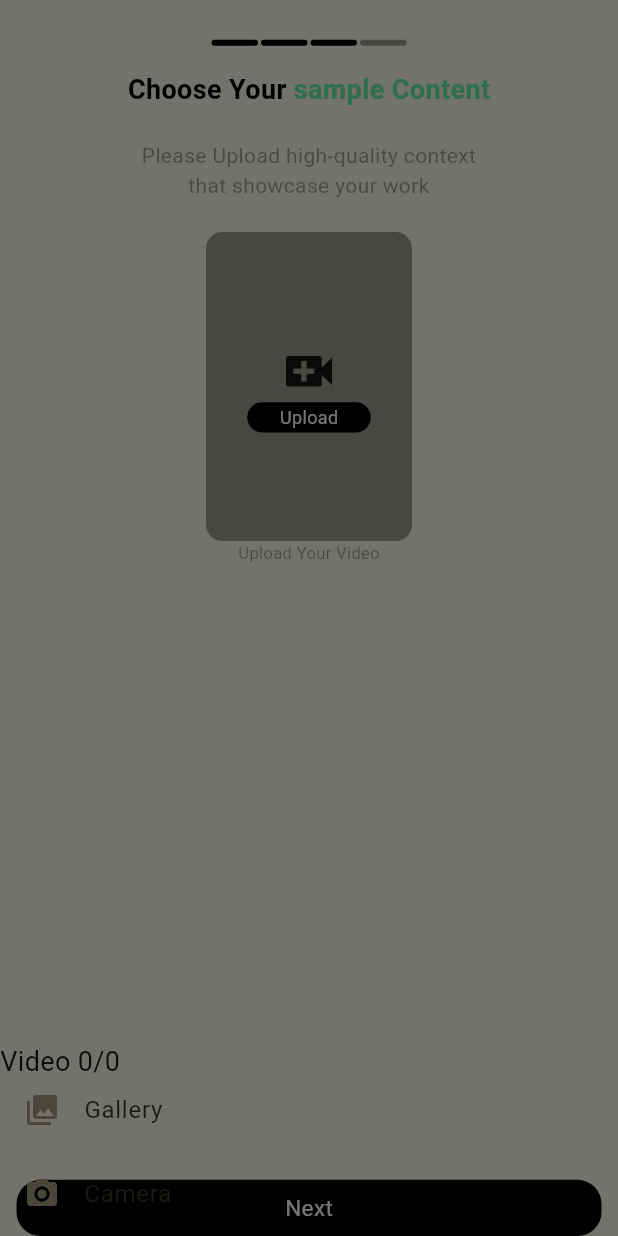
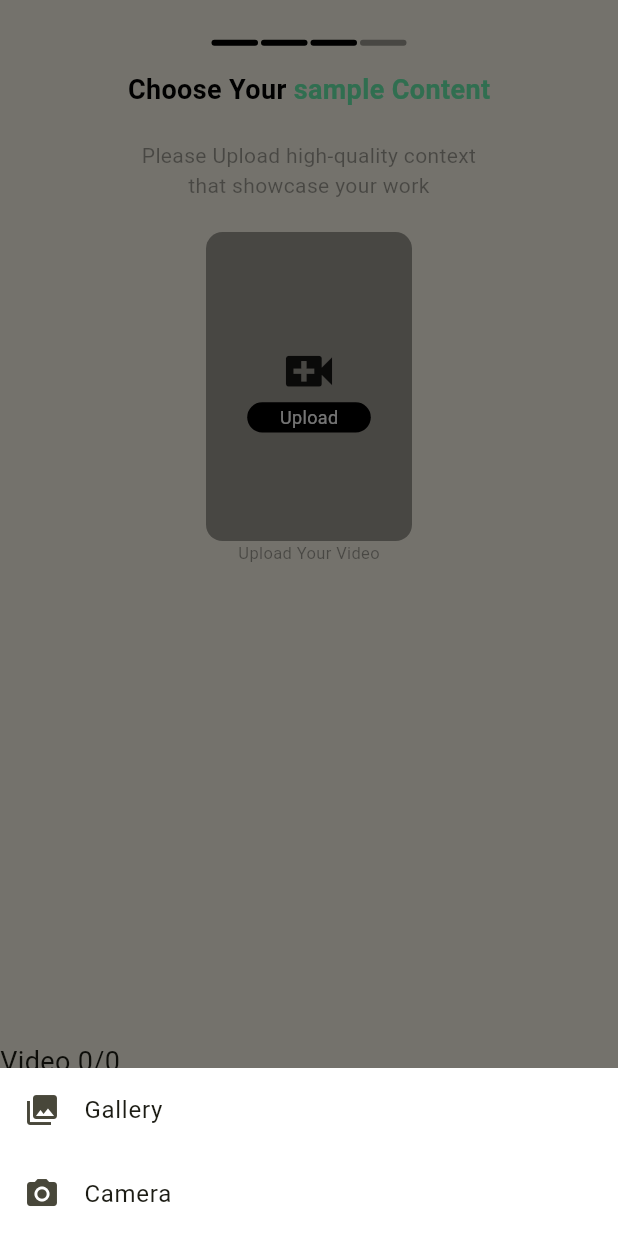
Before and after one commit to Kartik12331/test_code, a Flutter app: the AddVideo screen opened directly, after a tap on "Upload", on a phone screen of 412 x 824 dp. Run offline on Flutter 3.47's test engine with Material 3 defaults, Android fonts, the phone set to English and light mode, and no system bars; our stand-ins replace animated_bottom_navigation_bar, awesome_snackbar_content, flutter_bloc, get, image_picker, shared_preferences and 1 more; accounts and stored records are empty.

Commit message:
changes in script Changes

```diff
--- a/lib/view/home/widget/third_tab.dart
+++ b/lib/view/home/widget/third_tab.dart
@@ -165,7 +165,9 @@ class _AddVideoState extends State<AddVideo> {
     showModalBottomSheet(
       context: context,
       builder: (BuildContext context) {
-        return SafeArea(
+        return Container(
+          color: Colors.white,
+          child: SafeArea(
             child: Wrap(
               children: <Widget>[
                 ListTile(
@@ -185,6 +187,7 @@ class _AddVideoState extends State<AddVideo> {
                   },
                 ),
               ],
+            ),
           ),
         );
       },
```
Lines whose indentation alone changed are shown as unchanged.
